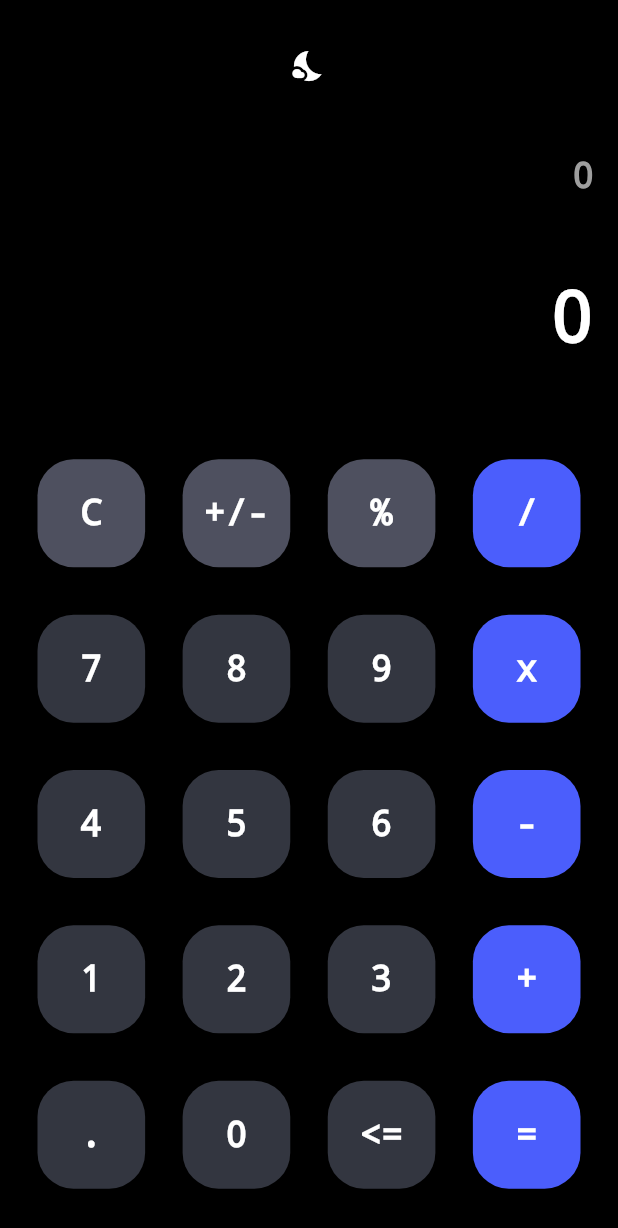
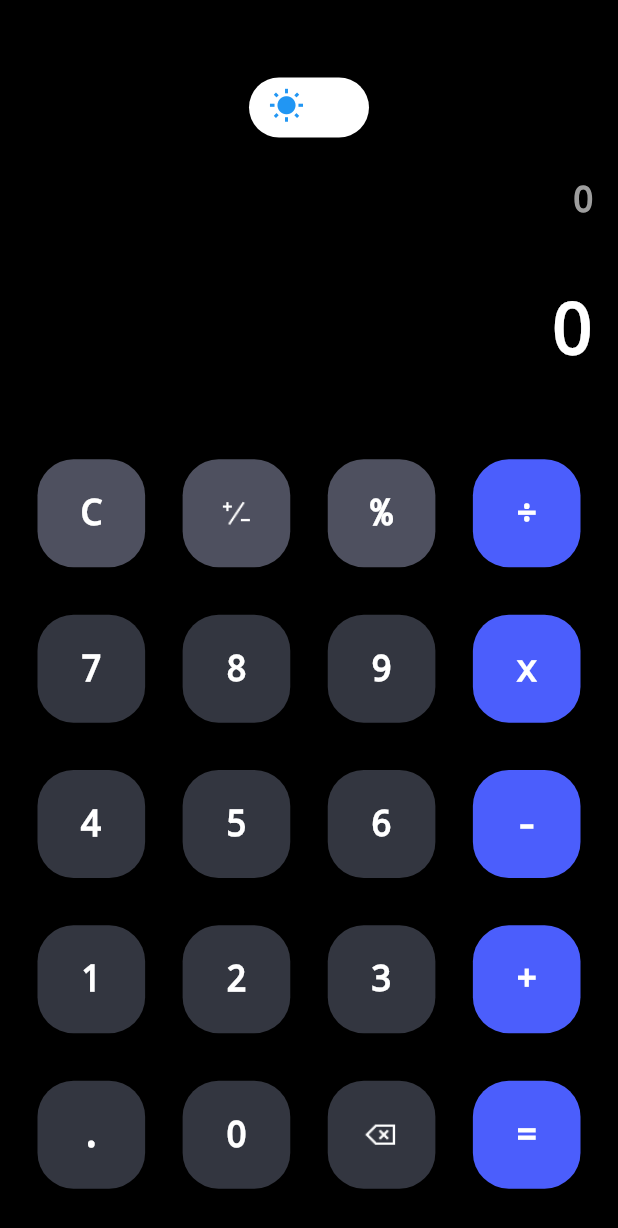
Before and after one commit to BrunoAlexys/calculadora-projeto, a Flutter app: the screen it shows after launch, on a phone screen of 412 x 824 dp. Shown: the top 1228 px of the screen. Run offline on Flutter 3.47's test engine with Material 3 defaults, Android fonts, the phone set to English and light mode, and no system bars.

Commit message:
Criando botão de mudar o tema e colocando os icones nos botões

```diff
--- a/lib/Button.dart
+++ b/lib/Button.dart
@@ -1,34 +1,38 @@
+import 'dart:ui';
+
 import 'package:flutter/material.dart';
 
-class CustomButton extends StatelessWidget {
-  final String value;
+class Button extends StatelessWidget {
+  final dynamic value; // Pode ser String ou Image
   final Color color;
 
-  const CustomButton({Key? key, required this.value, required this.color}) : super(key: key);
+  const Button({Key? key, required this.value, required this.color})
+      : super(key: key);
 
   @override
   Widget build(BuildContext context) {
     return GestureDetector(
       onTap: () {
-        // Ação quando o botão for clicado
         print('Botão $value clicado');
       },
       child: Container(
         width: 71.75,
         height: 72.0,
         decoration: BoxDecoration(
-          color: color, // Cor de fundo recebida como parâmetro
-          borderRadius: BorderRadius.circular(24.0), // Arredondamento das bordas
+          color: color,
+          borderRadius: BorderRadius.circular(24.0),
         ),
         child: Center(
-          child: Text(
-            value,
-            style: TextStyle(
-              color: Colors.white, // Cor do texto
-              fontSize: 24.0,
-              decoration: TextDecoration.none, // Sem decoração
-            ),
-          ),
+          child: value is String
+              ? Text(
+                  value,
+                  style: TextStyle(
+                    color: Colors.white,
+                    fontSize: 24.0,
+                    decoration: TextDecoration.none,
+                  ),
+                )
+              : value, // Se for uma imagem, exibe o widget diretamente
         ),
       ),
     );
--- /dev/null
+++ b/lib/ThemeCalculator.dart
@@ -0,0 +1,65 @@
+import 'package:flutter/material.dart';
+
+class ThemeCalculator extends StatefulWidget {
+  @override
+  _ThemeCalculatorState createState() => _ThemeCalculatorState();
+}
+
+class _ThemeCalculatorState extends State<ThemeCalculator> {
+  bool isDarkMode = false;
+
+  @override
+  Widget build(BuildContext context) {
+    return GestureDetector(
+      onTap: () {
+        setState(() {
+          isDarkMode = !isDarkMode;
+        });
+      },
+      child: AnimatedContainer(
+        duration: Duration(milliseconds: 300),
+        width: 80,
+        height: 40,
+        decoration: BoxDecoration(
+          borderRadius: BorderRadius.circular(30),
+          color: isDarkMode ? Colors.grey[850] : Colors.white,
+        ),
+        child: Stack(
+          children: <Widget>[
+            AnimatedPositioned(
+              duration: Duration(milliseconds: 300),
+              curve: Curves.easeIn,
+              top: 3,
+              left: isDarkMode ? 30 : 0,
+              right: isDarkMode ? 0 : 30,
+              child: AnimatedSwitcher(
+                duration: Duration(milliseconds: 300),
+                child: isDarkMode
+                    ? Padding(
+                        padding: const EdgeInsets.all(4.0),
+                        child: Center(
+                          child: Icon(
+                            Icons.nights_stay,
+                            color: Colors.blue,
+                            size: 24,
+                            key: ValueKey('moon'),
+                          ),
+                        ),
+                      )
+                    : Padding(
+                        padding: const EdgeInsets.all(4.0),
+                        child: Icon(
+                          Icons.wb_sunny,
+                          color: Colors.blue,
+                          size: 24,
+                          key: ValueKey('sun'),
+                        ),
+                      ),
+              ),
+            ),
+          ],
+        ),
+      ),
+    );
+  }
+}
--- a/lib/main.dart
+++ b/lib/main.dart
@@ -1,4 +1,5 @@
 import 'package:calculadora_projeto/Button.dart';
+import 'package:calculadora_projeto/ThemeCalculator.dart';
 import 'package:flutter/material.dart';
 
 void main() {
@@ -13,30 +14,19 @@ class MyApp extends StatefulWidget {
 }
 
 class _MyAppState extends State<MyApp> {
-  bool isDarkTheme = true;
-
-  void toggleTheme() {
-    setState(() {
-      isDarkTheme = !isDarkTheme;
-    });
-  }
-
   @override
   Widget build(BuildContext context) {
     return MaterialApp(
       title: 'Flutter Demo',
-      theme: isDarkTheme ? ThemeData.dark() : ThemeData.light(),
-      home: Calculadora(onThemeChanged: toggleTheme, isDarkTheme: isDarkTheme),
+      theme: ThemeData.dark(),
+      home: Calculadora(),
       debugShowCheckedModeBanner: false,
     );
   }
 }
 
 class Calculadora extends StatefulWidget {
-  final Function onThemeChanged;
-  final bool isDarkTheme;
-
-  const Calculadora({required this.onThemeChanged, required this.isDarkTheme, super.key});
+  const Calculadora({super.key});
 
   @override
   State<Calculadora> createState() => _CalculadoraState();
@@ -56,14 +46,12 @@ class _CalculadoraState extends State<Calculadora> {
                 children: [
                   Row(
                     mainAxisAlignment: MainAxisAlignment.center,
-                   children: [
-                      IconButton(
-                        icon: Icon(widget.isDarkTheme ? Icons.nights_stay : Icons.wb_sunny),
-                        color: Colors.white,
-                        onPressed: () {
-                          widget.onThemeChanged();
-                        },
-                      ),
+                    crossAxisAlignment: CrossAxisAlignment.center,
+                    children: [
+                      Padding(
+                        padding: const EdgeInsets.only(top: 40.0),
+                        child: ThemeCalculator(),
+                      )
                     ],
                   ),
                   Row(
@@ -72,7 +60,7 @@ class _CalculadoraState extends State<Calculadora> {
                       Padding(
                         padding: const EdgeInsets.all(16.0),
                         child: FittedBox(
-                          fit:  BoxFit.scaleDown,
+                          fit: BoxFit.scaleDown,
                           child: Text(
                             '0',
                             style: TextStyle(
@@ -117,46 +105,60 @@ class _CalculadoraState extends State<Calculadora> {
                   Row(
                     mainAxisAlignment: MainAxisAlignment.spaceEvenly,
                     children: [
-                      CustomButton(value: 'C', color: Color(0xFF4E505F)),
-                      CustomButton(value: '+/-', color: Color(0xFF4E505F)),
-                      CustomButton(value: '%', color: Color(0xFF4E505F)),
-                      CustomButton(value: '/', color: Color(0xFF4B5EFC)),
+                      Button(value: 'C', color: Color(0xFF4E505F)),
+                      Button(
+                        value: Image.asset(
+                          'assets/images/value.png',
+                          width: 24,
+                          height: 24,
+                        ),
+                        color: Color(0xFF4E505F),
+                      ),
+                      Button(value: '%', color: Color(0xFF4E505F)),
+                      Button(value: '÷', color: Color(0xFF4B5EFC)),
                     ],
                   ),
                   Row(
                     mainAxisAlignment: MainAxisAlignment.spaceEvenly,
                     children: [
-                      CustomButton(value: '7', color: Color(0xFF333640)),
-                      CustomButton(value: '8', color: Color(0xFF333640)),
-                      CustomButton(value: '9', color: Color(0xFF333640)),
-                      CustomButton(value: 'x', color: Color(0xFF4B5EFC)),
+                      Button(value: '7', color: Color(0xFF333640)),
+                      Button(value: '8', color: Color(0xFF333640)),
+                      Button(value: '9', color: Color(0xFF333640)),
+                      Button(value: 'x', color: Color(0xFF4B5EFC)),
                     ],
                   ),
                   Row(
                     mainAxisAlignment: MainAxisAlignment.spaceEvenly,
                     children: [
-                      CustomButton(value: '4', color: Color(0xFF333640)),
-                      CustomButton(value: '5', color: Color(0xFF333640)),
-                      CustomButton(value: '6', color: Color(0xFF333640)),
-                      CustomButton(value: '-', color: Color(0xFF4B5EFC)),
+                      Button(value: '4', color: Color(0xFF333640)),
+                      Button(value: '5', color: Color(0xFF333640)),
+                      Button(value: '6', color: Color(0xFF333640)),
+                      Button(value: '-', color: Color(0xFF4B5EFC)),
                     ],
                   ),
                   Row(
                     mainAxisAlignment: MainAxisAlignment.spaceEvenly,
                     children: [
-                      CustomButton(value: '1', color: Color(0xFF333640)),
-                      CustomButton(value: '2', color: Color(0xFF333640)),
-                      CustomButton(value: '3', color: Color(0xFF333640)),
-                      CustomButton(value: '+', color: Color(0xFF4B5EFC)),
+                      Button(value: '1', color: Color(0xFF333640)),
+                      Button(value: '2', color: Color(0xFF333640)),
+                      Button(value: '3', color: Color(0xFF333640)),
+                      Button(value: '+', color: Color(0xFF4B5EFC)),
                     ],
                   ),
                   Row(
                     mainAxisAlignment: MainAxisAlignment.spaceEvenly,
                     children: [
-                      CustomButton(value: '.', color: Color(0xFF333640)),
-                      CustomButton(value: '0', color: Color(0xFF333640)),
-                      CustomButton(value: '<=', color: Color(0xFF333640)),
-                      CustomButton(value: '=', color: Color(0xFF4B5EFC)),
+                      Button(value: '.', color: Color(0xFF333640)),
+                      Button(value: '0', color: Color(0xFF333640)),
+                      Button(
+                        value: Image.asset(
+                          'assets/images/delete.png',
+                          width: 24,
+                          height: 24,
+                        ),
+                        color: Color(0xFF333640),
+                      ),
+                      Button(value: '=', color: Color(0xFF4B5EFC)),
                     ],
                   ),
                 ],
--- a/pubspec.yaml
+++ b/pubspec.yaml
@@ -63,6 +63,10 @@ flutter:
   #   - images/a_dot_burr.jpeg
   #   - images/a_dot_ham.jpeg
 
+  assets:
+    - assets/images/
+
+
   # An image asset can refer to one or more resolution-specific "variants", see
   # https://flutter.dev/to/resolution-aware-images
 
```
Also changed, not shown: assets/images/Union.png (added), assets/images/delete.png (added), assets/images/value.png (added).
